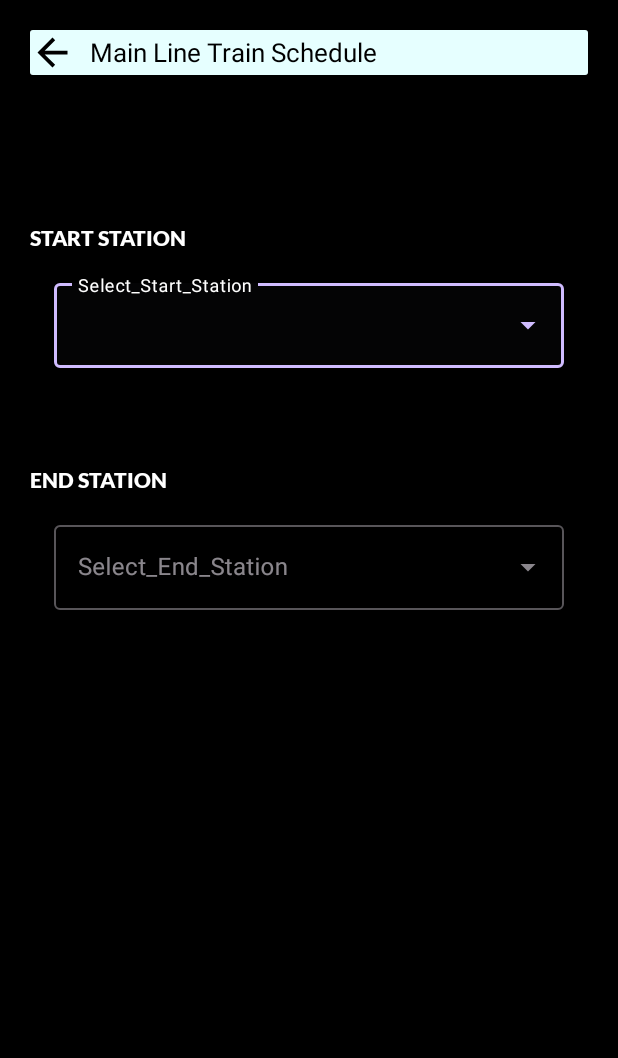
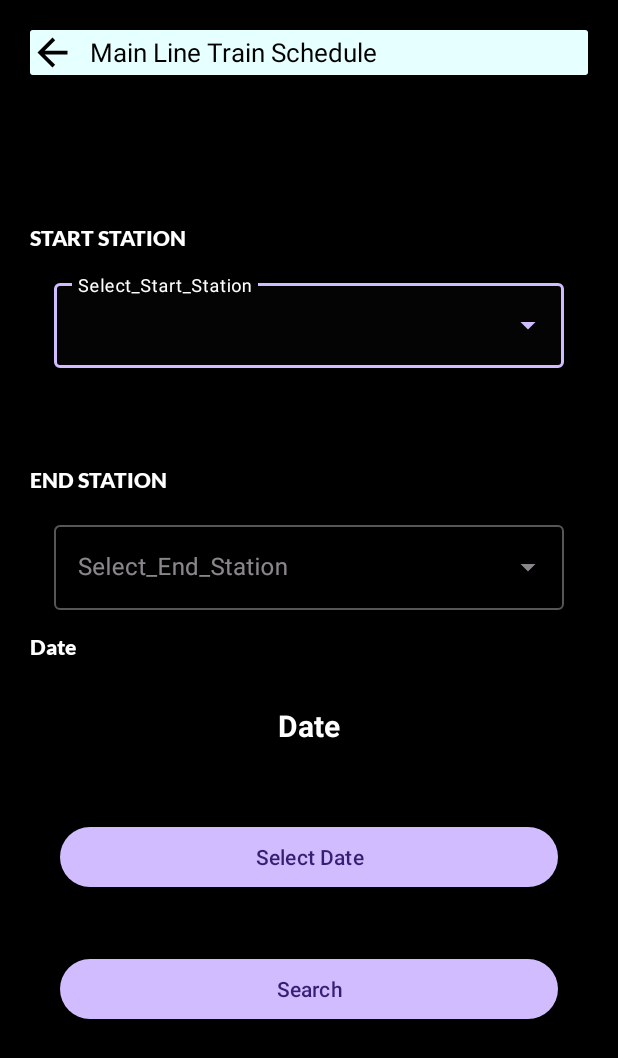
Before and after one commit to sandikasath99/RailSynC_SriLanka, an Android app: the Train_Schedule screen opened directly, with no data from a screen before it, after a tap on "Main Line", on a phone screen of 412 x 824 dp. Shown: the top 1058 px of the screen. Run offline under Robolectric (Android 15) with nearby library versions, the phone set to English and light mode, and no system bars; 1 statement that could not run was skipped; 2 other taps on this screen came first.

Commit message:
update Train Schedule

```diff
--- a/app/src/main/java/uk/ac/wlv/railsyncsrilanka/TrainSchedule_Mainline.java
+++ b/app/src/main/java/uk/ac/wlv/railsyncsrilanka/TrainSchedule_Mainline.java
@@ -3,15 +3,20 @@ package uk.ac.wlv.railsyncsrilanka;
 import androidx.appcompat.app.AppCompatActivity;
 import androidx.cardview.widget.CardView;
 
+import android.app.DatePickerDialog;
 import android.content.Intent;
 import android.os.Bundle;
 import android.view.View;
 import android.widget.AdapterView;
 import android.widget.ArrayAdapter;
 import android.widget.AutoCompleteTextView;
+import android.widget.Button;
+import android.widget.DatePicker;
+import android.widget.TextView;
 import android.widget.Toast;
 
 import java.util.ArrayList;
+import java.util.Calendar;
 
 import retrofit2.Call;
 import retrofit2.Callback;
@@ -29,8 +34,10 @@ public class TrainSchedule_Mainline extends AppCompatActivity {
 
     private MyApiCall myApiCall;
     public CardView back;
+    private ArrayList<StationModel> stationModels;
 
-    private ArrayList<StationModel> stationModels;
+    private Button pickDateBtn;
+    private TextView selectedDateTV;
 
     @Override
     protected void onCreate(Bundle savedInstanceState) {
@@ -50,6 +57,9 @@ public class TrainSchedule_Mainline extends AppCompatActivity {
             @Override
             public void onResponse(Call<ArrayList<StationModel>> call, Response<ArrayList<StationModel>> response) {
                 stationModels=response.body();
+
+                // Initialize the items array
+                String[] items = new String[stationModels.size()];
 
                 for (int i = 0; i < stationModels.size(); i++) {
                     // Get the current StationItem object
@@ -98,6 +108,47 @@ public class TrainSchedule_Mainline extends AppCompatActivity {
 //        });
 
 
+        // on below line we are initializing our variables.
+        pickDateBtn = findViewById(R.id.idBtnPickDate);
+        selectedDateTV = findViewById(R.id.idTVSelectedDate);
+
+        // on below line we are adding click listener for our pick date button
+        pickDateBtn.setOnClickListener(new View.OnClickListener() {
+            @Override
+            public void onClick(View v) {
+                // on below line we are getting
+                // the instance of our calendar.
+                final Calendar c = Calendar.getInstance();
+
+                // on below line we are getting
+                // our day, month and year.
+                int year = c.get(Calendar.YEAR);
+                int month = c.get(Calendar.MONTH);
+                int day = c.get(Calendar.DAY_OF_MONTH);
+
+                // on below line we are creating a variable for date picker dialog.
+                DatePickerDialog datePickerDialog = new DatePickerDialog(
+                        // on below line we are passing context.
+                        TrainSchedule_Mainline.this,
+                        new DatePickerDialog.OnDateSetListener() {
+                            @Override
+                            public void onDateSet(DatePicker view, int year,
+                                                  int monthOfYear, int dayOfMonth) {
+                                // on below line we are setting date to our text view.
+                                selectedDateTV.setText(dayOfMonth + "-" + (monthOfYear + 1) + "-" + year);
+
+                            }
+                        },
+                        // on below line we are passing year,
+                        // month and day for selected date in our date picker.
+                        year, month, day);
+                // at last we are calling show to
+                // display our date picker dialog.
+                datePickerDialog.show();
+            }
+        });
+
+
         //Buttons
         back=findViewById(R.id.BKFMLSTTC);
         back.setOnClickListener(new View.OnClickListener() {
--- a/app/src/main/java/uk/ac/wlv/railsyncsrilanka/Train_Schedule.java
+++ b/app/src/main/java/uk/ac/wlv/railsyncsrilanka/Train_Schedule.java
@@ -12,7 +12,7 @@ import uk.ac.wlv.railsyncsrilanka.SeatBooking.Seat_Booking;
 
 public class Train_Schedule extends AppCompatActivity {
 
-    public CardView back, mainline;
+    public CardView back, mainline, northernline, easternline, coastalline, kelanivallyline;
 
     @Override
     protected void onCreate(Bundle savedInstanceState) {
@@ -37,5 +37,41 @@ public class Train_Schedule extends AppCompatActivity {
                 startActivity(intent);
             }
         });
+        northernline=findViewById(R.id.NL);
+        northernline.setOnClickListener(new View.OnClickListener() {
+            @Override
+            public void onClick(View view) {
+                Intent intent = new Intent(Train_Schedule.this, TrainSchedule_Mainline.class);
+                intent.putExtra("line","2");
+                startActivity(intent);
+            }
+        });
+        easternline=findViewById(R.id.EL);
+        easternline.setOnClickListener(new View.OnClickListener() {
+            @Override
+            public void onClick(View view) {
+                Intent intent = new Intent(Train_Schedule.this, TrainSchedule_Mainline.class);
+                intent.putExtra("line","3");
+                startActivity(intent);
+            }
+        });
+        coastalline=findViewById(R.id.CL);
+        coastalline.setOnClickListener(new View.OnClickListener() {
+            @Override
+            public void onClick(View view) {
+                Intent intent = new Intent(Train_Schedule.this, TrainSchedule_Mainline.class);
+                intent.putExtra("line","4");
+                startActivity(intent);
+            }
+        });
+        kelanivallyline=findViewById(R.id.KVL);
+        kelanivallyline.setOnClickListener(new View.OnClickListener() {
+            @Override
+            public void onClick(View view) {
+                Intent intent = new Intent(Train_Schedule.this, TrainSchedule_Mainline.class);
+                intent.putExtra("line","5");
+                startActivity(intent);
+            }
+        });
     }
 }
--- a/app/src/main/res/layout/activity_train_schedule_mainline.xml
+++ b/app/src/main/res/layout/activity_train_schedule_mainline.xml
@@ -54,10 +54,10 @@
                         android:layout_width="wrap_content"
                         android:layout_height="wrap_content"
                         android:layout_weight="1"
+                        android:text="Main Line Train Schedule"
                         android:textAlignment="textStart"
                         android:textColor="@color/black"
-                        android:textSize="17dp"
-                        android:text="Main Line Train Schedule" />
+                        android:textSize="17dp" />
                 </LinearLayout>
 
             </androidx.cardview.widget.CardView>
@@ -75,16 +75,17 @@
                 android:layout_width="match_parent"
                 android:layout_height="wrap_content"
                 android:fontFamily="@font/lato_black"
-                android:textColor="@color/white"
-                android:text="START STATION" />
+                android:text="START STATION"
+                android:textColor="@color/white" />
 
             <com.google.android.material.textfield.TextInputLayout
+                style="@style/Widget.MaterialComponents.TextInputLayout.OutlinedBox.ExposedDropdownMenu"
                 android:layout_width="match_parent"
                 android:layout_height="wrap_content"
                 android:layout_margin="16dp"
                 android:hint="@string/select"
-                app:hintTextColor="@color/white"
-                style="@style/Widget.MaterialComponents.TextInputLayout.OutlinedBox.ExposedDropdownMenu">
+                app:hintTextColor="@color/white">
+
                 <AutoCompleteTextView
                     android:id="@+id/ACT1"
                     android:layout_width="match_parent"
@@ -105,16 +106,17 @@
                 android:layout_width="match_parent"
                 android:layout_height="wrap_content"
                 android:fontFamily="@font/lato_black"
-                android:textColor="@color/white"
-                android:text="END STATION" />
+                android:text="END STATION"
+                android:textColor="@color/white" />
 
             <com.google.android.material.textfield.TextInputLayout
+                style="@style/Widget.MaterialComponents.TextInputLayout.OutlinedBox.ExposedDropdownMenu"
                 android:layout_width="match_parent"
                 android:layout_height="wrap_content"
                 android:layout_margin="16dp"
                 android:hint="@string/select2"
-                app:hintTextColor="@color/white"
-                style="@style/Widget.MaterialComponents.TextInputLayout.OutlinedBox.ExposedDropdownMenu">
+                app:hintTextColor="@color/white">
+
                 <AutoCompleteTextView
                     android:id="@+id/ACT2"
                     android:layout_width="match_parent"
@@ -122,6 +124,60 @@
                     android:inputType="none" />
             </com.google.android.material.textfield.TextInputLayout>
 
+            <LinearLayout
+                android:layout_width="match_parent"
+                android:layout_height="match_parent"
+                android:orientation="vertical"></LinearLayout>
+
+        </LinearLayout>
+
+        <LinearLayout
+            android:layout_width="match_parent"
+            android:layout_height="match_parent"
+            android:orientation="vertical">
+
+            <TextView
+                android:id="@+id/textView4"
+                android:layout_width="match_parent"
+                android:layout_height="wrap_content"
+                android:fontFamily="@font/lato_black"
+                android:text="Date"
+                android:textColor="@color/white" />
+
+            <TextView
+                android:id="@+id/idTVSelectedDate"
+                android:layout_width="match_parent"
+                android:layout_height="wrap_content"
+                android:layout_above="@id/idBtnPickDate"
+                android:layout_centerInParent="true"
+                android:layout_margin="20dp"
+                android:gravity="center"
+                android:padding="10dp"
+                android:text="Date"
+                android:textAlignment="center"
+                android:textColor="@color/white"
+                android:textSize="20sp"
+                android:textStyle="bold" />
+
+            <Button
+                android:id="@+id/idBtnPickDate"
+                android:layout_width="match_parent"
+                android:layout_height="wrap_content"
+                android:layout_centerInParent="true"
+                android:layout_margin="20dp"
+                android:text="Select Date"
+                android:textAllCaps="false" />
+
+            <Button
+                android:id="@+id/button2"
+                android:layout_width="match_parent"
+                android:layout_height="wrap_content"
+                android:layout_centerInParent="true"
+                android:layout_margin="20dp"
+                android:text="Search"
+                android:textAllCaps="false" />
+
+
         </LinearLayout>
 
     </LinearLayout>
```
